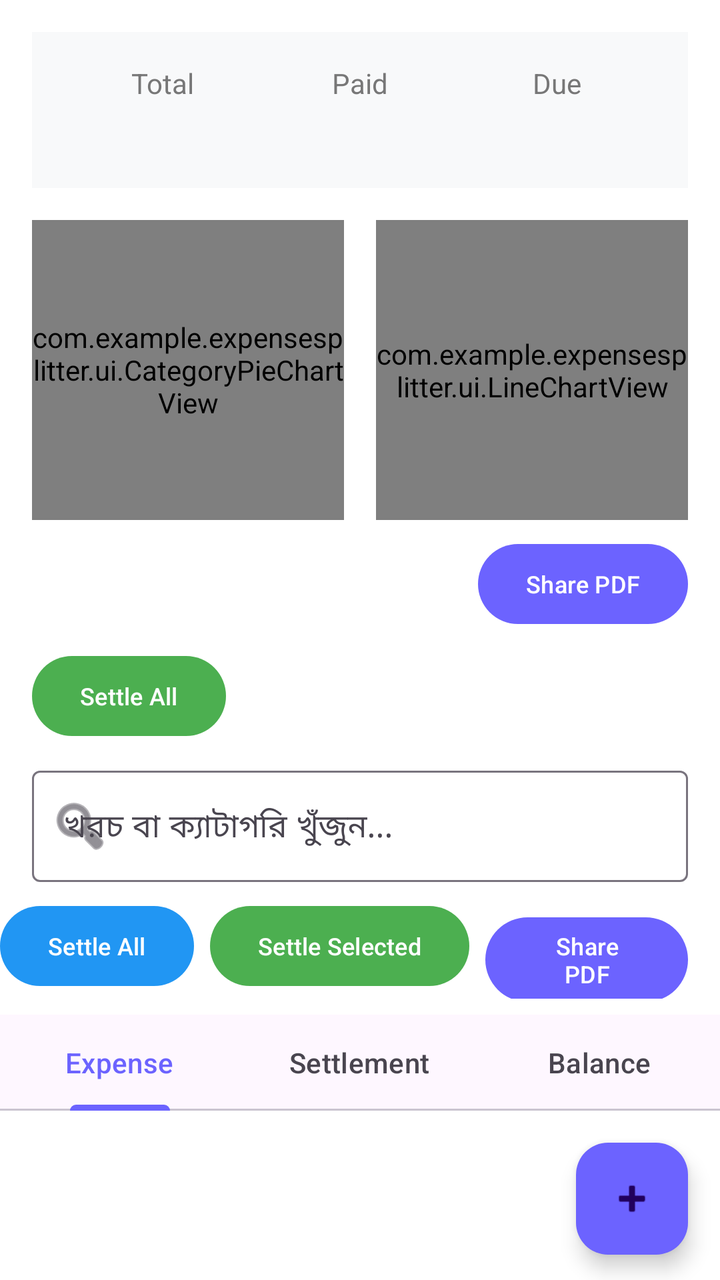
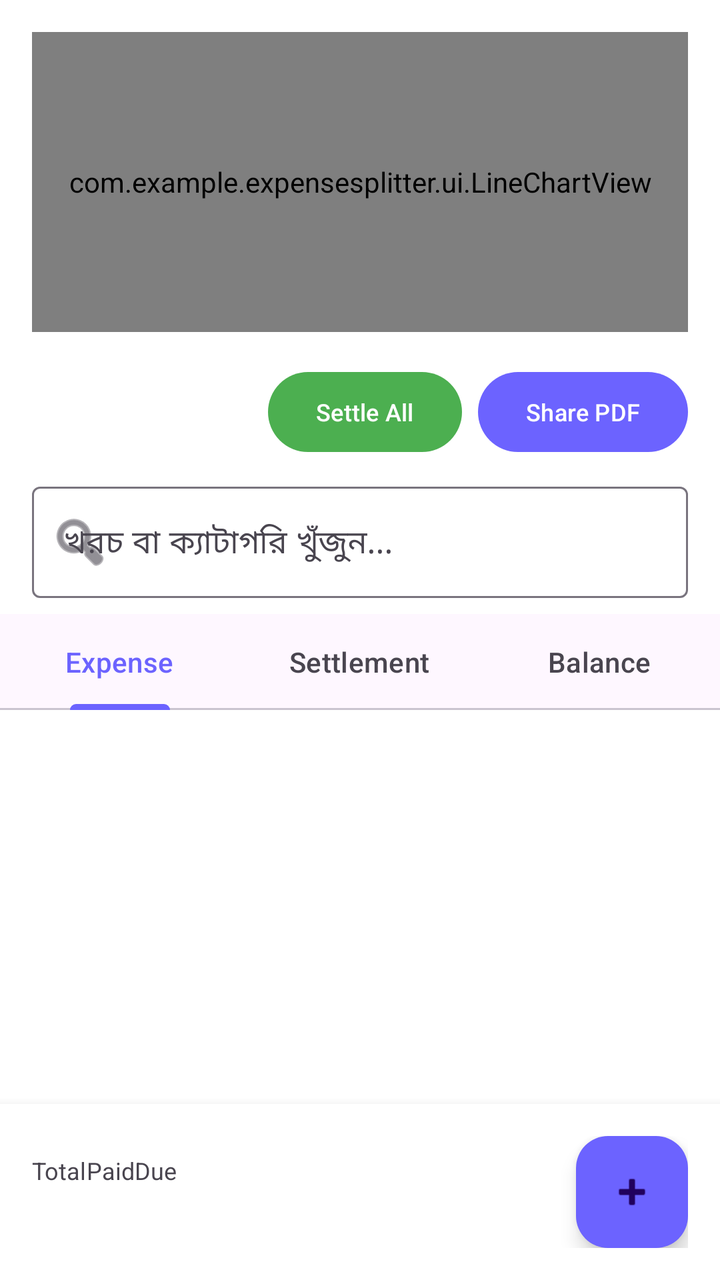

Compare the two renders of this Android layout. The source of the first and the diff that turns it into the second are given below.
<!-- AndroidManifest.xml: application theme Theme.ExpenseSplitter -->
<!-- res/layout/activity_group_detail.xml -->
<?xml version="1.0" encoding="utf-8"?>
<LinearLayout xmlns:android="http://schemas.android.com/apk/res/android"
    xmlns:app="http://schemas.android.com/apk/res-auto"
    android:orientation="vertical"
    android:layout_width="match_parent"
    android:layout_height="match_parent"
    android:background="@color/bg_color">

    
    <LinearLayout
        android:layout_width="match_parent"
        android:layout_height="wrap_content"
        android:orientation="horizontal"
        android:padding="16dp"
        android:background="#F8F9FA"
        android:layout_margin="16dp">
        
        <LinearLayout android:layout_width="0dp" android:layout_height="wrap_content" android:layout_weight="1" android:orientation="vertical" android:gravity="center">
            <TextView android:layout_width="wrap_content" android:layout_height="wrap_content" android:text="Total" android:textSize="14sp" android:textColor="#777777"/>
            <TextView android:id="@+id/tvTotal" android:layout_width="wrap_content" android:layout_height="wrap_content" android:textStyle="bold" android:textSize="20sp"/>
        </LinearLayout>
        
        <LinearLayout android:layout_width="0dp" android:layout_height="wrap_content" android:layout_weight="1" android:orientation="vertical" android:gravity="center">
            <TextView android:layout_width="wrap_content" android:layout_height="wrap_content" android:text="Paid" android:textSize="14sp" android:textColor="#777777"/>
            <TextView android:id="@+id/tvPaid" android:layout_width="wrap_content" android:layout_height="wrap_content" android:textStyle="bold" android:textSize="20sp" android:textColor="#2E7D32"/>
        </LinearLayout>
        
        <LinearLayout android:layout_width="0dp" android:layout_height="wrap_content" android:layout_weight="1" android:orientation="vertical" android:gravity="center">
            <TextView android:layout_width="wrap_content" android:layout_height="wrap_content" android:text="Due" android:textSize="14sp" android:textColor="#777777"/>
            <TextView android:id="@+id/tvDue" android:layout_width="wrap_content" android:layout_height="wrap_content" android:textStyle="bold" android:textSize="20sp" android:textColor="#C62828"/>
        </LinearLayout>
    </LinearLayout>

    
    <LinearLayout
        android:layout_width="match_parent"
        android:layout_height="150dp"
        android:orientation="horizontal"
        android:paddingHorizontal="16dp"
        android:layout_marginBottom="8dp">

        <com.example.expensesplitter.ui.CategoryPieChartView
            android:id="@+id/categoryPieChart"
            android:layout_width="0dp"
            android:layout_height="match_parent"
            android:layout_weight="1"
            android:layout_marginEnd="8dp"/>

         <com.example.expensesplitter.ui.LineChartView
            android:id="@+id/lineChart"
            android:layout_width="0dp"
            android:layout_height="match_parent"
            android:layout_weight="1"
            android:layout_marginStart="8dp"/>
    </LinearLayout>

    <com.google.android.material.button.MaterialButton
        android:id="@+id/btnSharePdf"
        android:layout_width="wrap_content"
        android:layout_height="wrap_content"
        android:text="Share PDF"
        android:textSize="12sp"
        android:layout_gravity="end"
        android:layout_marginEnd="16dp"
        android:layout_marginBottom="8dp"
        app:backgroundTint="#6C63FF"/>
     <com.google.android.material.button.MaterialButton
        android:id="@+id/btnSettleAll"
        android:layout_width="wrap_content"
        android:layout_height="wrap_content"
        android:text="Settle All"
        android:textSize="12sp"
        android:layout_marginStart="16dp"
        android:layout_marginBottom="8dp"
        app:backgroundTint="#4CAF50"/>
        
    <com.google.android.material.textfield.TextInputLayout
        style="@style/Widget.Material3.TextInputLayout.OutlinedBox"
        android:layout_width="match_parent"
        android:layout_height="wrap_content"
        android:layout_marginHorizontal="16dp"
        android:layout_marginBottom="8dp"
        app:startIconDrawable="@android:drawable/ic_menu_search">
        <com.google.android.material.textfield.TextInputEditText
            android:id="@+id/etSearchExpense"
            android:layout_width="match_parent"
            android:layout_height="wrap_content"
            android:hint="খরচ বা ক্যাটাগরি খুঁজুন..."
            android:inputType="text"/>
    </com.google.android.material.textfield.TextInputLayout>
        
    <LinearLayout
        android:layout_width="match_parent"
        android:layout_height="wrap_content"
        android:orientation="horizontal"
        android:gravity="end"
        android:layout_marginEnd="16dp"
        android:layout_marginBottom="8dp">

        <com.google.android.material.button.MaterialButton
            android:id="@+id/btnSettleAll"
            android:layout_width="wrap_content"
            android:layout_height="wrap_content"
            android:text="Settle All"
            android:textSize="12sp"
            android:layout_marginEnd="8dp"
            app:backgroundTint="#2196F3"/>

        <com.google.android.material.button.MaterialButton
            android:id="@+id/btnSettleSelected"
            android:layout_width="wrap_content"
            android:layout_height="wrap_content"
            android:text="Settle Selected"
            android:textSize="12sp"
            android:layout_marginEnd="8dp"
            app:backgroundTint="#4CAF50"/>

        <com.google.android.material.button.MaterialButton
            android:id="@+id/btnSharePdf"
            android:layout_width="wrap_content"
            android:layout_height="wrap_content"
            android:text="Share PDF"
            android:textSize="12sp"
            app:backgroundTint="#6C63FF"/>
    </LinearLayout>

    <com.google.android.material.tabs.TabLayout
        android:id="@+id/tabLayout"
        android:layout_width="match_parent"
        android:layout_height="wrap_content">
        <com.google.android.material.tabs.TabItem android:text="Expense"/>
        <com.google.android.material.tabs.TabItem android:text="Settlement"/>
        <com.google.android.material.tabs.TabItem android:text="Balance"/>
    </com.google.android.material.tabs.TabLayout>

    <androidx.recyclerview.widget.RecyclerView
        android:id="@+id/recyclerView"
        android:layout_width="match_parent"
        android:layout_height="0dp"
        android:layout_weight="1"
        android:padding="8dp"/>

    <com.google.android.material.floatingactionbutton.FloatingActionButton
        android:id="@+id/fabAdd"
        android:layout_width="wrap_content"
        android:layout_height="wrap_content"
        android:layout_gravity="end|bottom"
        android:layout_margin="16dp"
        android:src="@android:drawable/ic_input_add"
        app:backgroundTint="#6C63FF"/>
</LinearLayout>
<!-- resources referenced by this layout -->
<resources>
  <color name="bg_color">#FFFFFF</color>
  <style name="Theme.ExpenseSplitter" parent="Theme.Material3.DayNight.NoActionBar">
          <item name="colorPrimary">@color/purple_primary</item>
          <item name="android:windowBackground">@color/bg_color</item>
          <item name="android:statusBarColor">@color/bg_color</item>
          <item name="android:windowLightStatusBar">true</item>
      </style>
  <color name="purple_primary">#6C63FF</color>
</resources>

<!-- the commit's change to res/layout/activity_group_detail.xml (unified diff, before → after) -->
@@ -1,151 +1,124 @@
 <?xml version="1.0" encoding="utf-8"?>
-<LinearLayout xmlns:android="http://schemas.android.com/apk/res/android"
+<androidx.coordinatorlayout.widget.CoordinatorLayout xmlns:android="http://schemas.android.com/apk/res/android"
     xmlns:app="http://schemas.android.com/apk/res-auto"
-    android:orientation="vertical"
     android:layout_width="match_parent"
     android:layout_height="match_parent"
     android:background="@color/bg_color">
+
+    <LinearLayout
+        android:layout_width="match_parent"
+        android:layout_height="match_parent"
+        android:orientation="vertical"
+        android:paddingBottom="80dp"> 
+
+        
+        <com.example.expensesplitter.ui.LineChartView
+            android:id="@+id/lineChart"
+            android:layout_width="match_parent"
+            android:layout_height="150dp"
+            android:layout_margin="16dp"/>
+
+        
+        <LinearLayout
+            android:layout_width="match_parent"
+            android:layout_height="wrap_content"
+            android:orientation="horizontal"
+            android:gravity="end"
+            android:layout_marginHorizontal="16dp"
+            android:layout_marginBottom="8dp">
+
+            <com.google.android.material.button.MaterialButton
+                android:id="@+id/btnSettleAll"
+                android:layout_width="wrap_content"
+                android:layout_height="wrap_content"
+                android:text="Settle All"
+                android:textSize="12sp"
+                android:layout_marginEnd="8dp"
+                app:backgroundTint="#4CAF50"/>
+
+            <com.google.android.material.button.MaterialButton
+                android:id="@+id/btnSharePdf"
+                android:layout_width="wrap_content"
+                android:layout_height="wrap_content"
+                android:text="Share PDF"
+                android:textSize="12sp"
+                app:backgroundTint="#6C63FF"/>
+        </LinearLayout>
+
+        
+        <com.google.android.material.textfield.TextInputLayout
+            style="@style/Widget.Material3.TextInputLayout.OutlinedBox"
+            android:layout_width="match_parent"
+            android:layout_height="wrap_content"
+            android:layout_marginHorizontal="16dp"
+            android:layout_marginBottom="8dp"
+            app:startIconDrawable="@android:drawable/ic_menu_search">
+            <com.google.android.material.textfield.TextInputEditText
+                android:id="@+id/etSearchExpense"
+                android:layout_width="match_parent"
+                android:layout_height="wrap_content"
+                android:hint="খরচ বা ক্যাটাগরি খুঁজুন..."
+                android:inputType="text"/>
+        </com.google.android.material.textfield.TextInputLayout>
+
+        <com.google.android.material.tabs.TabLayout
+            android:id="@+id/tabLayout"
+            android:layout_width="match_parent"
+            android:layout_height="wrap_content">
+            <com.google.android.material.tabs.TabItem android:text="Expense"/>
+            <com.google.android.material.tabs.TabItem android:text="Settlement"/>
+            <com.google.android.material.tabs.TabItem android:text="Balance"/>
+        </com.google.android.material.tabs.TabLayout>
+
+        <androidx.recyclerview.widget.RecyclerView
+            android:id="@+id/recyclerView"
+            android:layout_width="match_parent"
+            android:layout_height="0dp"
+            android:layout_weight="1"
+            android:padding="8dp"/>
+
+    </LinearLayout>
 
     
     <LinearLayout
         android:layout_width="match_parent"
         android:layout_height="wrap_content"
+        android:layout_gravity="bottom"
         android:orientation="horizontal"
+        android:background="#FFFFFF"
+        android:elevation="8dp"
         android:padding="16dp"
-        android:background="#F8F9FA"
-        android:layout_margin="16dp">
-        
-        <LinearLayout android:layout_width="0dp" android:layout_height="wrap_content" android:layout_weight="1" android:orientation="vertical" android:gravity="center">
-            <TextView android:layout_width="wrap_content" android:layout_height="wrap_content" android:text="Total" android:textSize="14sp" android:textColor="#777777"/>
-            <TextView android:id="@+id/tvTotal" android:layout_width="wrap_content" android:layout_height="wrap_content" android:textStyle="bold" android:textSize="20sp"/>
+        android:gravity="center_vertical">
+
+        <LinearLayout
+            android:layout_width="0dp"
+            android:layout_height="wrap_content"
+            android:layout_weight="1"
+            android:orientation="horizontal"
+            android:gravity="space_around">
+
+            <LinearLayout android:layout_width="wrap_content" android:layout_height="wrap_content" android:orientation="vertical" android:gravity="center">
+                <TextView android:layout_width="wrap_content" android:layout_height="wrap_content" android:text="Total" android:textSize="12sp"/>
+                <TextView android:id="@+id/tvTotal" android:layout_width="wrap_content" android:layout_height="wrap_content" android:textStyle="bold" android:textSize="16sp"/>
+            </LinearLayout>
+
+            <LinearLayout android:layout_width="wrap_content" android:layout_height="wrap_content" android:orientation="vertical" android:gravity="center">
+                <TextView android:layout_width="wrap_content" android:layout_height="wrap_content" android:text="Paid" android:textSize="12sp"/>
+                <TextView android:id="@+id/tvPaid" android:layout_width="wrap_content" android:layout_height="wrap_content" android:textStyle="bold" android:textSize="16sp" android:textColor="#2E7D32"/>
+            </LinearLayout>
+
+            <LinearLayout android:layout_width="wrap_content" android:layout_height="wrap_content" android:orientation="vertical" android:gravity="center">
+                <TextView android:layout_width="wrap_content" android:layout_height="wrap_content" android:text="Due" android:textSize="12sp"/>
+                <TextView android:id="@+id/tvDue" android:layout_width="wrap_content" android:layout_height="wrap_content" android:textStyle="bold" android:textSize="16sp" android:textColor="#C62828"/>
+            </LinearLayout>
         </LinearLayout>
-        
-        <LinearLayout android:layout_width="0dp" android:layout_height="wrap_content" android:layout_weight="1" android:orientation="vertical" android:gravity="center">
-            <TextView android:layout_width="wrap_content" android:layout_height="wrap_content" android:text="Paid" android:textSize="14sp" android:textColor="#777777"/>
-            <TextView android:id="@+id/tvPaid" android:layout_width="wrap_content" android:layout_height="wrap_content" android:textStyle="bold" android:textSize="20sp" android:textColor="#2E7D32"/>
-        </LinearLayout>
-        
-        <LinearLayout android:layout_width="0dp" android:layout_height="wrap_content" android:layout_weight="1" android:orientation="vertical" android:gravity="center">
-            <TextView android:layout_width="wrap_content" android:layout_height="wrap_content" android:text="Due" android:textSize="14sp" android:textColor="#777777"/>
-            <TextView android:id="@+id/tvDue" android:layout_width="wrap_content" android:layout_height="wrap_content" android:textStyle="bold" android:textSize="20sp" android:textColor="#C62828"/>
-        </LinearLayout>
-    </LinearLayout>
 
-    
-    <LinearLayout
-        android:layout_width="match_parent"
-        android:layout_height="150dp"
-        android:orientation="horizontal"
-        android:paddingHorizontal="16dp"
-        android:layout_marginBottom="8dp">
-
-        <com.example.expensesplitter.ui.CategoryPieChartView
-            android:id="@+id/categoryPieChart"
-            android:layout_width="0dp"
-            android:layout_height="match_parent"
-            android:layout_weight="1"
-            android:layout_marginEnd="8dp"/>
-
-         <com.example.expensesplitter.ui.LineChartView
-            android:id="@+id/lineChart"
-            android:layout_width="0dp"
-            android:layout_height="match_parent"
-            android:layout_weight="1"
-            android:layout_marginStart="8dp"/>
-    </LinearLayout>
-
-    <com.google.android.material.button.MaterialButton
-        android:id="@+id/btnSharePdf"
-        android:layout_width="wrap_content"
-        android:layout_height="wrap_content"
-        android:text="Share PDF"
-        android:textSize="12sp"
-        android:layout_gravity="end"
-        android:layout_marginEnd="16dp"
-        android:layout_marginBottom="8dp"
-        app:backgroundTint="#6C63FF"/>
-     <com.google.android.material.button.MaterialButton
-        android:id="@+id/btnSettleAll"
-        android:layout_width="wrap_content"
-        android:layout_height="wrap_content"
-        android:text="Settle All"
-        android:textSize="12sp"
-        android:layout_marginStart="16dp"
-        android:layout_marginBottom="8dp"
-        app:backgroundTint="#4CAF50"/>
-        
-    <com.google.android.material.textfield.TextInputLayout
-        style="@style/Widget.Material3.TextInputLayout.OutlinedBox"
-        android:layout_width="match_parent"
-        android:layout_height="wrap_content"
-        android:layout_marginHorizontal="16dp"
-        android:layout_marginBottom="8dp"
-        app:startIconDrawable="@android:drawable/ic_menu_search">
-        <com.google.android.material.textfield.TextInputEditText
-            android:id="@+id/etSearchExpense"
-            android:layout_width="match_parent"
-            android:layout_height="wrap_content"
-            android:hint="খরচ বা ক্যাটাগরি খুঁজুন..."
-            android:inputType="text"/>
-    </com.google.android.material.textfield.TextInputLayout>
-        
-    <LinearLayout
-        android:layout_width="match_parent"
-        android:layout_height="wrap_content"
-        android:orientation="horizontal"
-        android:gravity="end"
-        android:layout_marginEnd="16dp"
-        android:layout_marginBottom="8dp">
-
-        <com.google.android.material.button.MaterialButton
-            android:id="@+id/btnSettleAll"
+        <com.google.android.material.floatingactionbutton.FloatingActionButton
+            android:id="@+id/fabAdd"
             android:layout_width="wrap_content"
             android:layout_height="wrap_content"
-            android:text="Settle All"
-            android:textSize="12sp"
-            android:layout_marginEnd="8dp"
-            app:backgroundTint="#2196F3"/>
-
-        <com.google.android.material.button.MaterialButton
-            android:id="@+id/btnSettleSelected"
-            android:layout_width="wrap_content"
-            android:layout_height="wrap_content"
-            android:text="Settle Selected"
-            android:textSize="12sp"
-            android:layout_marginEnd="8dp"
-            app:backgroundTint="#4CAF50"/>
-
-        <com.google.android.material.button.MaterialButton
-            android:id="@+id/btnSharePdf"
-            android:layout_width="wrap_content"
-            android:layout_height="wrap_content"
-            android:text="Share PDF"
-            android:textSize="12sp"
+            android:src="@android:drawable/ic_input_add"
             app:backgroundTint="#6C63FF"/>
     </LinearLayout>
 
-    <com.google.android.material.tabs.TabLayout
-        android:id="@+id/tabLayout"
-        android:layout_width="match_parent"
-        android:layout_height="wrap_content">
-        <com.google.android.material.tabs.TabItem android:text="Expense"/>
-        <com.google.android.material.tabs.TabItem android:text="Settlement"/>
-        <com.google.android.material.tabs.TabItem android:text="Balance"/>
-    </com.google.android.material.tabs.TabLayout>
-
-    <androidx.recyclerview.widget.RecyclerView
-        android:id="@+id/recyclerView"
-        android:layout_width="match_parent"
-        android:layout_height="0dp"
-        android:layout_weight="1"
-        android:padding="8dp"/>
-
-    <com.google.android.material.floatingactionbutton.FloatingActionButton
-        android:id="@+id/fabAdd"
-        android:layout_width="wrap_content"
-        android:layout_height="wrap_content"
-        android:layout_gravity="end|bottom"
-        android:layout_margin="16dp"
-        android:src="@android:drawable/ic_input_add"
-        app:backgroundTint="#6C63FF"/>
-</LinearLayout>
+</androidx.coordinatorlayout.widget.CoordinatorLayout>
